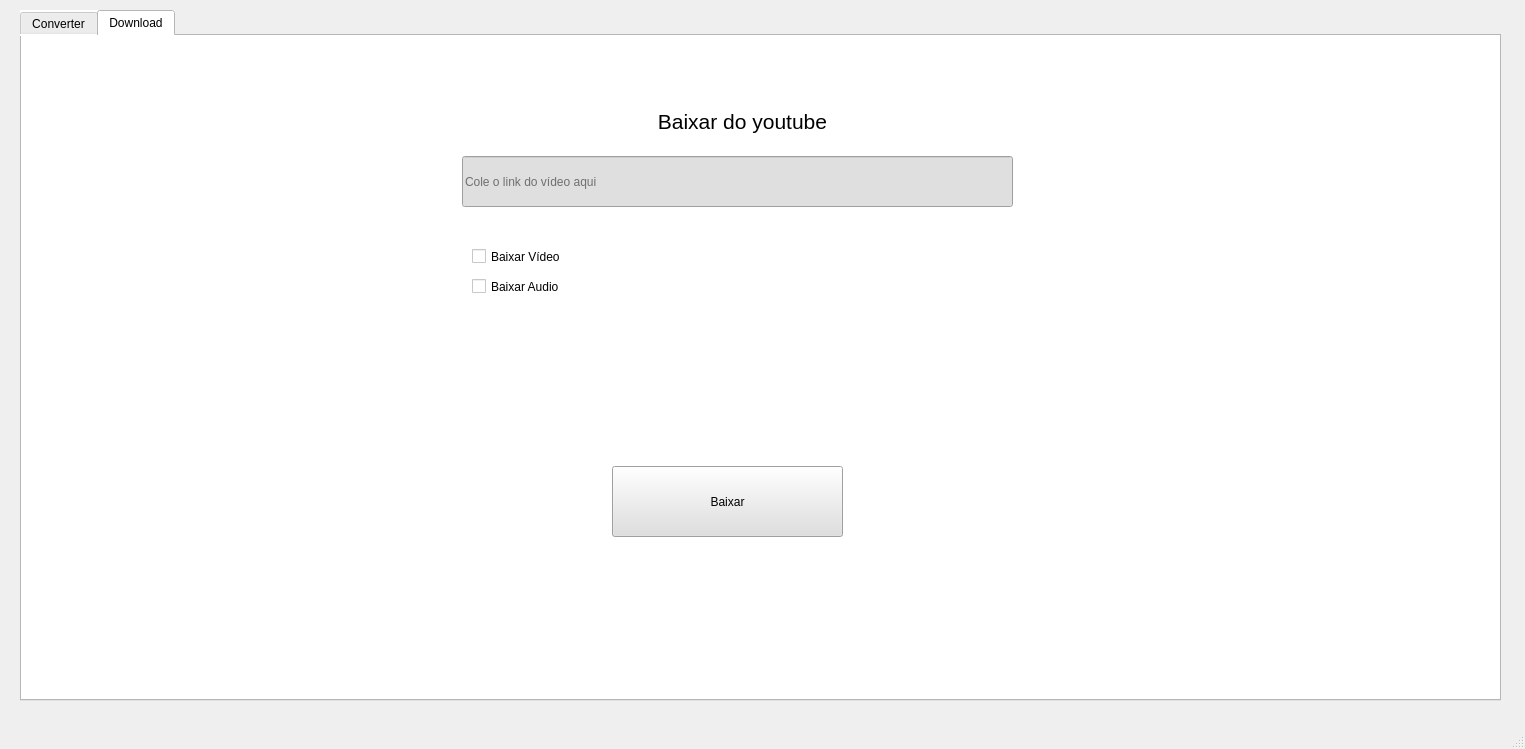
Before: the Qt Designer form gui/NovoLayout.ui in mferrreira/Converter, drawn with Qt 5.
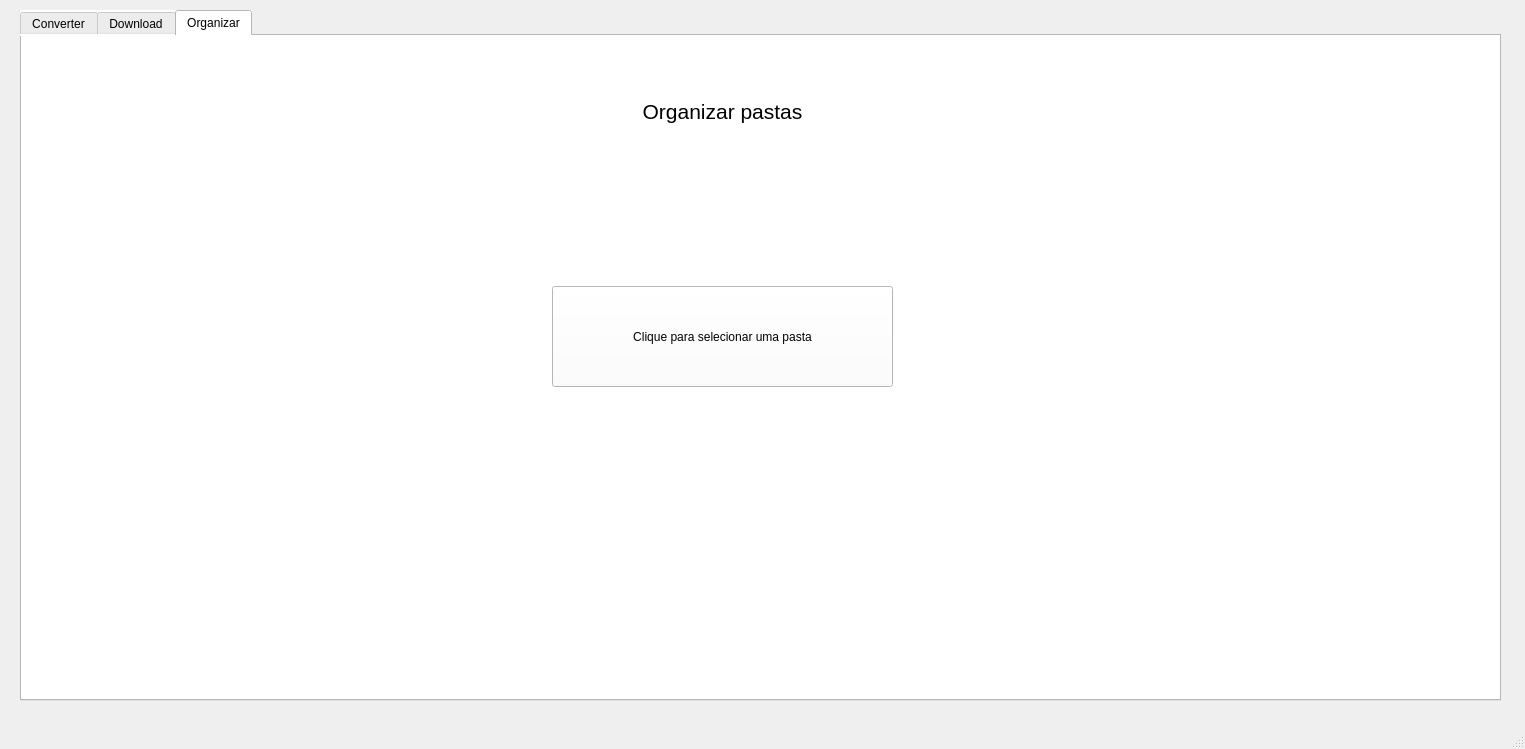
After: the same form once the commit is applied.

Commit message: Organizador de pastas

Diff of the .ui file:
```diff
--- a/gui/NovoLayout.ui
+++ b/gui/NovoLayout.ui
@@ -31,7 +31,7 @@
 color: #000;</string>
     </property>
     <property name="currentIndex">
-     <number>1</number>
+     <number>2</number>
     </property>
     <widget class="QWidget" name="ConversionTab">
      <property name="styleSheet">
@@ -1271,6 +1271,45 @@
       </property>
      </widget>
     </widget>
+    <widget class="QWidget" name="OrganizeTab">
+     <attribute name="title">
+      <string>Organizar</string>
+     </attribute>
+     <widget class="QLabel" name="label_14">
+      <property name="geometry">
+       <rect>
+        <x>540</x>
+        <y>40</y>
+        <width>321</width>
+        <height>71</height>
+       </rect>
+      </property>
+      <property name="font">
+       <font>
+        <pointsize>16</pointsize>
+       </font>
+      </property>
+      <property name="text">
+       <string>Organizar pastas</string>
+      </property>
+      <property name="alignment">
+       <set>Qt::AlignmentFlag::AlignCenter</set>
+      </property>
+     </widget>
+     <widget class="QPushButton" name="select_folder_to_organize">
+      <property name="geometry">
+       <rect>
+        <x>530</x>
+        <y>250</y>
+        <width>341</width>
+        <height>101</height>
+       </rect>
+      </property>
+      <property name="text">
+       <string>Clique para selecionar uma pasta</string>
+      </property>
+     </widget>
+    </widget>
    </widget>
   </widget>
   <widget class="QMenuBar" name="menubar">
```
The commit also changes 4 other files.
